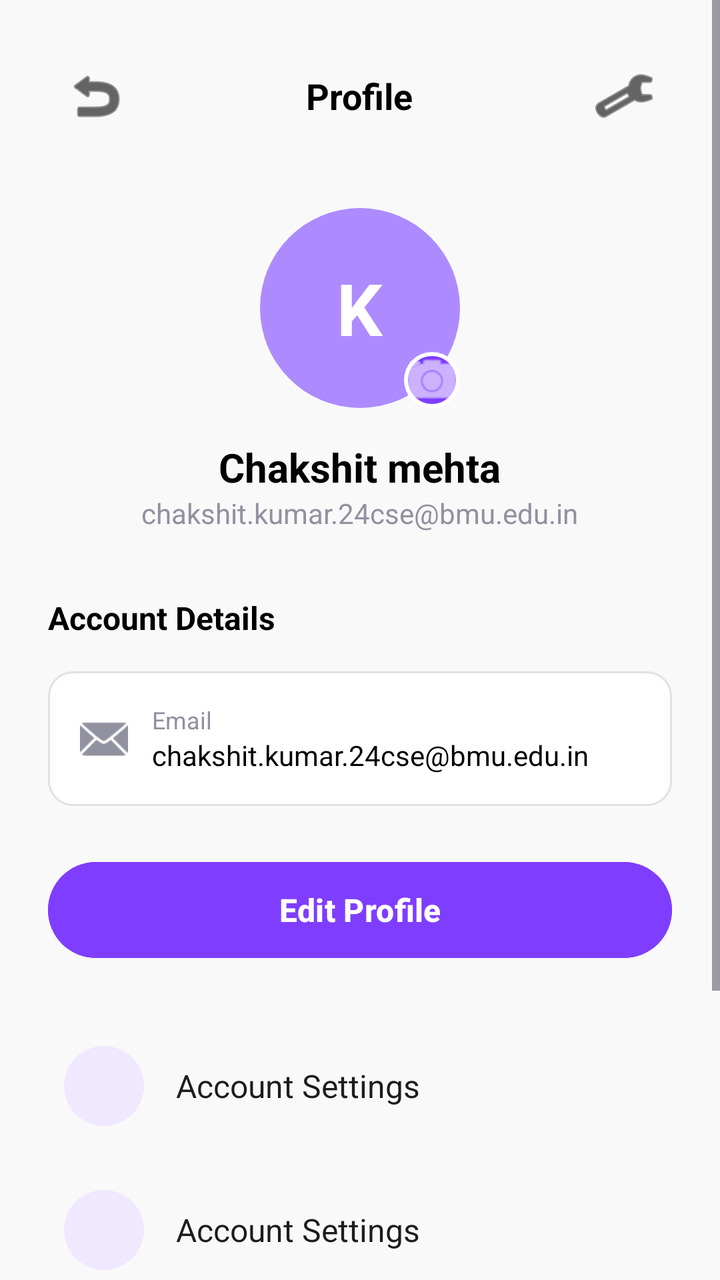
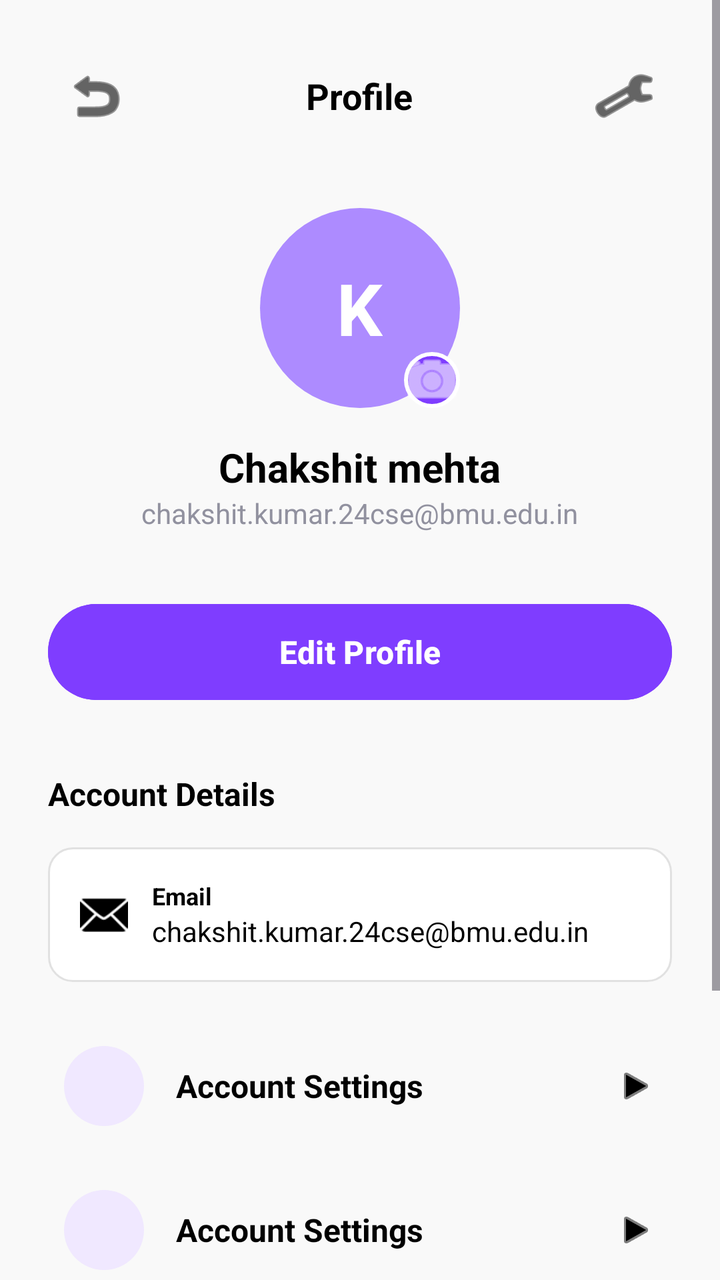

Compare the two renders of this Android layout. The source of the first and the diff that turns it into the second are given below.
<!-- AndroidManifest.xml: application theme Theme.Realestateapp -->
<!-- res/layout/activity_profile.xml -->
<?xml version="1.0" encoding="utf-8"?>
<ScrollView xmlns:android="http://schemas.android.com/apk/res/android"
    xmlns:app="http://schemas.android.com/apk/res-auto"
    android:layout_width="match_parent"
    android:layout_height="match_parent"
    android:background="#F9F9F9"
    android:fillViewport="true">

    <LinearLayout
        android:layout_width="match_parent"
        android:layout_height="wrap_content"
        android:orientation="vertical"
        android:padding="24dp">

        <RelativeLayout
            android:layout_width="match_parent"
            android:layout_height="wrap_content"
            android:layout_marginBottom="32dp">

            <ImageButton
                android:id="@+id/btnBack"
                android:layout_width="48dp"
                android:layout_height="48dp"
                android:background="?attr/selectableItemBackgroundBorderless"
                android:src="@android:drawable/ic_menu_revert"
                app:tint="@color/black" />

            <TextView
                android:layout_width="wrap_content"
                android:layout_height="wrap_content"
                android:layout_centerInParent="true"
                android:text="@string/profile"
                android:textColor="@color/black"
                android:textSize="18sp"
                android:textStyle="bold" />

            <ImageButton
                android:id="@+id/btnSettingsTop"
                android:layout_width="48dp"
                android:layout_height="48dp"
                android:layout_alignParentEnd="true"
                android:background="?attr/selectableItemBackgroundBorderless"
                android:src="@android:drawable/ic_menu_preferences"
                app:tint="@color/black" />
        </RelativeLayout>

        <LinearLayout
            android:layout_width="match_parent"
            android:layout_height="wrap_content"
            android:gravity="center"
            android:orientation="vertical"
            android:layout_marginBottom="32dp">

            <FrameLayout
                android:layout_width="100dp"
                android:layout_height="100dp"
                android:layout_marginBottom="16dp">

                <ImageView
                    android:id="@+id/ivProfileImage"
                    android:layout_width="match_parent"
                    android:layout_height="match_parent"
                    android:scaleType="centerCrop"
                    android:src="@drawable/circle_placeholder" />

                <TextView
                    android:id="@+id/tvProfileInitial"
                    android:layout_width="wrap_content"
                    android:layout_height="wrap_content"
                    android:layout_gravity="center"
                    android:text="K"
                    android:textColor="@color/white"
                    android:textSize="36sp"
                    android:textStyle="bold" />

                <ImageButton
                    android:id="@+id/btnCameraIcon"
                    android:layout_width="28dp"
                    android:layout_height="28dp"
                    android:layout_gravity="bottom|end"
                    android:background="@drawable/circle_camera_bg"
                    android:padding="6dp"
                    android:src="@android:drawable/ic_menu_camera"
                    app:tint="@color/white" />
            </FrameLayout>

            <TextView
                android:id="@+id/tvProfileName"
                android:layout_width="wrap_content"
                android:layout_height="wrap_content"
                android:text="Chakshit mehta"
                android:textColor="@color/black"
                android:textSize="20sp"
                android:textStyle="bold" />

            <TextView
                android:id="@+id/tvProfileEmail"
                android:layout_width="wrap_content"
                android:layout_height="wrap_content"
                android:text="chakshit.kumar.24cse@bmu.edu.in"
                android:textColor="@color/gray_text"
                android:textSize="14sp" />
        </LinearLayout>

        <TextView
            android:layout_width="wrap_content"
            android:layout_height="wrap_content"
            android:layout_marginBottom="16dp"
            android:text="@string/account_details"
            android:textColor="@color/black"
            android:textSize="16sp"
            android:textStyle="bold" />

        <LinearLayout
            android:layout_width="match_parent"
            android:layout_height="wrap_content"
            android:background="@drawable/edit_text_bg"
            android:orientation="horizontal"
            android:padding="16dp"
            android:layout_marginBottom="24dp">

            <ImageView
                android:layout_width="24dp"
                android:layout_height="24dp"
                android:layout_gravity="center"
                android:src="@android:drawable/ic_dialog_email"
                app:tint="@color/gray_text" />

            <LinearLayout
                android:layout_width="0dp"
                android:layout_height="wrap_content"
                android:layout_marginStart="12dp"
                android:layout_weight="1"
                android:orientation="vertical">

                <TextView
                    android:layout_width="wrap_content"
                    android:layout_height="wrap_content"
                    android:text="@string/email"
                    android:textColor="@color/gray_text"
                    android:textSize="12sp" />

                <TextView
                    android:id="@+id/tvDetailsEmail"
                    android:layout_width="wrap_content"
                    android:layout_height="wrap_content"
                    android:text="chakshit.kumar.24cse@bmu.edu.in"
                    android:textColor="@color/black"
                    android:textSize="14sp" />
            </LinearLayout>
        </LinearLayout>

        <Button
            android:id="@+id/btnEditProfile"
            android:layout_width="match_parent"
            android:layout_height="56dp"
            android:layout_marginBottom="32dp"
            android:backgroundTint="@color/primary"
            android:text="@string/edit_profile"
            android:textAllCaps="false"
            android:textColor="@color/white"
            android:textSize="16sp"
            android:textStyle="bold" />

        
        <LinearLayout
            android:id="@+id/menuContainer"
            android:layout_width="match_parent"
            android:layout_height="wrap_content"
            android:orientation="vertical">

            <include android:id="@+id/menuAccount" layout="@layout/item_profile_menu" />
            <include android:id="@+id/menuEnquiries" layout="@layout/item_profile_menu" />
            <include android:id="@+id/menuSettings" layout="@layout/item_profile_menu" />
            <include android:id="@+id/menuLogout" layout="@layout/item_profile_menu" />

        </LinearLayout>

    </LinearLayout>
</ScrollView>
<!-- res/layout/item_profile_menu.xml (included above) -->
<?xml version="1.0" encoding="utf-8"?>
<LinearLayout xmlns:android="http://schemas.android.com/apk/res/android"
    xmlns:app="http://schemas.android.com/apk/res-auto"
    android:layout_width="match_parent"
    android:layout_height="wrap_content"
    android:layout_marginBottom="16dp"
    android:background="?attr/selectableItemBackground"
    android:clickable="true"
    android:focusable="true"
    android:gravity="center_vertical"
    android:orientation="horizontal"
    android:padding="8dp">

    <ImageView
        android:id="@+id/ivMenuIcon"
        android:layout_width="40dp"
        android:layout_height="40dp"
        android:padding="8dp"
        android:background="@drawable/circle_placeholder"
        android:backgroundTint="#F0E8FF" />

    <TextView
        android:id="@+id/tvMenuTitle"
        android:layout_width="0dp"
        android:layout_height="wrap_content"
        android:layout_marginStart="16dp"
        android:layout_weight="1"
        android:text="Account Settings"
        android:textColor="?android:attr/textColorPrimary"
        android:textSize="16sp" />

    <Switch
        android:id="@+id/menuSwitch"
        android:layout_width="wrap_content"
        android:layout_height="wrap_content"
        android:visibility="gone" />

</LinearLayout>
<!-- resources referenced by this layout -->
<resources>
  <color name="black">#FF000000</color>
  <color name="gray_text">#91919F</color>
  <color name="primary">#7F3DFF</color>
  <color name="white">#FFFFFFFF</color>
  <!-- drawable circle_camera_bg (drawable) -->
  <?xml version="1.0" encoding="utf-8"?>
  <shape xmlns:android="http://schemas.android.com/apk/res/android"
      android:shape="oval">
      <solid android:color="@color/primary" />
      <stroke android:width="2dp" android:color="@color/white" />
  </shape>
  <!-- drawable circle_placeholder (drawable) -->
  <?xml version="1.0" encoding="utf-8"?>
  <shape xmlns:android="http://schemas.android.com/apk/res/android"
      android:shape="oval">
      <solid android:color="#AD8BFF" />
  </shape>
  <!-- drawable edit_text_bg (drawable) -->
  <?xml version="1.0" encoding="utf-8"?>
  <shape xmlns:android="http://schemas.android.com/apk/res/android">
      <solid android:color="@color/white" />
      <stroke android:width="1dp" android:color="@color/border_color" />
      <corners android:radius="12dp" />
  </shape>
  <string name="account_details">Account Details</string>
  <string name="edit_profile">Edit Profile</string>
  <string name="email">Email</string>
  <string name="profile">Profile</string>
  <style name="Theme.Realestateapp" parent="Base.Theme.Realestateapp" />
  <color name="border_color">#E1E1E1</color>
  <style name="Base.Theme.Realestateapp" parent="Theme.Material3.DayNight.NoActionBar">
          
          <item name="colorPrimary">@color/primary</item>
      </style>
</resources>

<!-- the commit's change to res/layout/activity_profile.xml (unified diff, before → after) -->
@@ -102,6 +102,18 @@
                 android:textSize="14sp" />
         </LinearLayout>
 
+        <Button
+            android:id="@+id/btnEditProfile"
+            android:layout_width="match_parent"
+            android:layout_height="56dp"
+            android:layout_marginBottom="32dp"
+            android:backgroundTint="@color/primary"
+            android:text="@string/edit_profile"
+            android:textAllCaps="false"
+            android:textColor="@color/white"
+            android:textSize="16sp"
+            android:textStyle="bold" />
+
         <TextView
             android:layout_width="wrap_content"
             android:layout_height="wrap_content"
@@ -124,7 +136,7 @@
                 android:layout_height="24dp"
                 android:layout_gravity="center"
                 android:src="@android:drawable/ic_dialog_email"
-                app:tint="@color/gray_text" />
+                app:tint="@color/black" />
 
             <LinearLayout
                 android:layout_width="0dp"
@@ -137,8 +149,9 @@
                     android:layout_width="wrap_content"
                     android:layout_height="wrap_content"
                     android:text="@string/email"
-                    android:textColor="@color/gray_text"
-                    android:textSize="12sp" />
+                    android:textColor="@color/black"
+                    android:textSize="12sp"
+                    android:textStyle="bold" />
 
                 <TextView
                     android:id="@+id/tvDetailsEmail"
@@ -149,18 +162,6 @@
                     android:textSize="14sp" />
             </LinearLayout>
         </LinearLayout>
-
-        <Button
-            android:id="@+id/btnEditProfile"
-            android:layout_width="match_parent"
-            android:layout_height="56dp"
-            android:layout_marginBottom="32dp"
-            android:backgroundTint="@color/primary"
-            android:text="@string/edit_profile"
-            android:textAllCaps="false"
-            android:textColor="@color/white"
-            android:textSize="16sp"
-            android:textStyle="bold" />
 
         
         <LinearLayout
@@ -192,11 +193,10 @@
     android:orientation="horizontal"
     android:padding="8dp">
 
-    <ImageView
+    <View
         android:id="@+id/ivMenuIcon"
         android:layout_width="40dp"
         android:layout_height="40dp"
-        android:padding="8dp"
         android:background="@drawable/circle_placeholder"
         android:backgroundTint="#F0E8FF" />
 
@@ -207,13 +207,14 @@
         android:layout_marginStart="16dp"
         android:layout_weight="1"
         android:text="Account Settings"
-        android:textColor="?android:attr/textColorPrimary"
-        android:textSize="16sp" />
-
-    <Switch
-        android:id="@+id/menuSwitch"
-        android:layout_width="wrap_content"
-        android:layout_height="wrap_content"
-        android:visibility="gone" />
+        android:textColor="@color/black"
+        android:textSize="16sp"
+        android:textStyle="bold" />
+
+    <ImageView
+        android:layout_width="20dp"
+        android:layout_height="20dp"
+        android:src="@android:drawable/ic_media_play"
+        app:tint="@color/black" />
 
 </LinearLayout>
